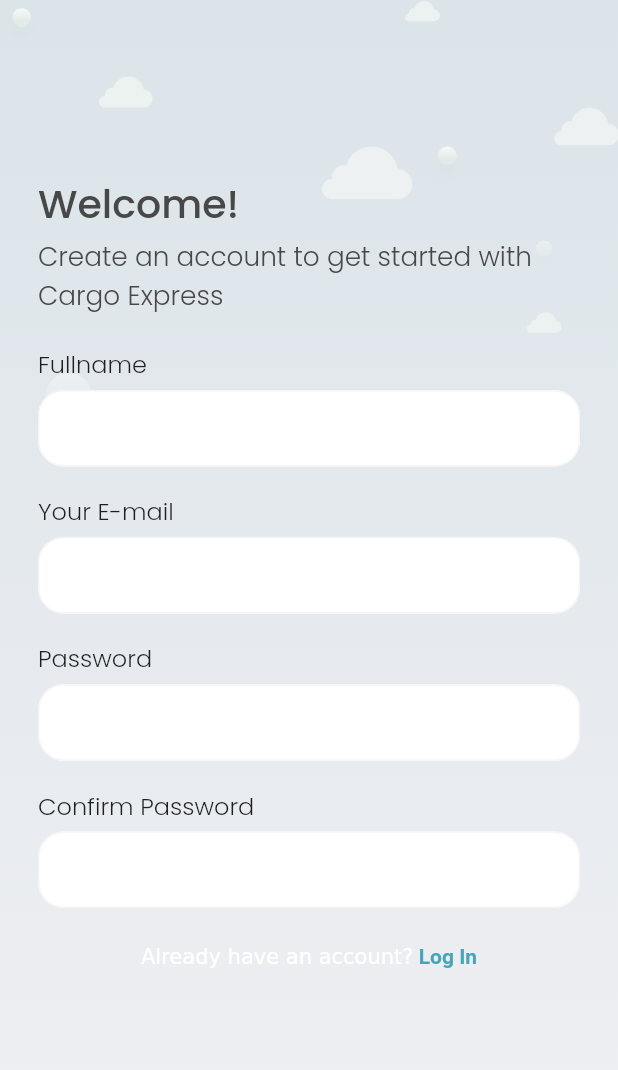
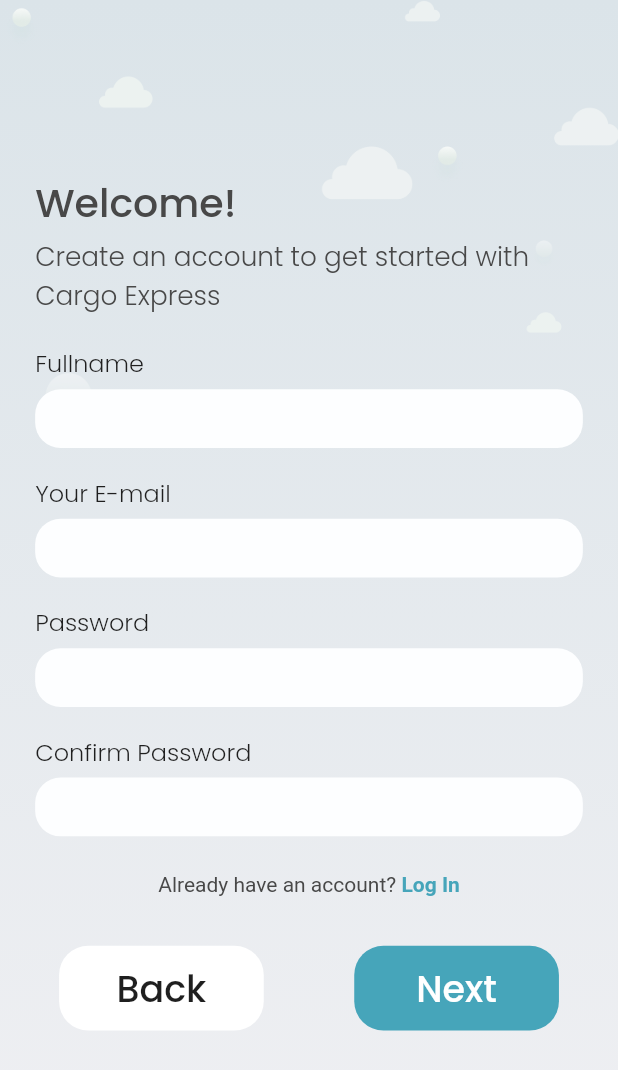
Before and after one commit to FUSION-FUSION/Mobile-Assessment-Flutter, a Flutter app: the screen it shows after launch, on a phone screen of 412 x 824 dp. Shown: the top 1070 px of the screen. Run offline on Flutter 3.47's test engine with Material 2 defaults, Android fonts, the light colour scheme and no system bars; our stand-ins replace get, google_fonts.

Commit message:
changed personal registration alignment

```diff
--- a/lib/screens/registration/personal_registration.dart
+++ b/lib/screens/registration/personal_registration.dart
@@ -4,6 +4,7 @@
 import 'package:mobile_assessment_flutter/widgets/app_text.dart';
 import 'package:mobile_assessment_flutter/widgets/gradient_background.dart';
 import 'package:mobile_assessment_flutter/widgets/register_field.dart';
+import 'package:mobile_assessment_flutter/widgets/text_container.dart';
 
 import '../../utils/dimensions.dart';
 
@@ -15,15 +16,12 @@
     return GradientBackground(
       child: Scaffold(
         backgroundColor: Colors.transparent,
-        body: Stack(
-          clipBehavior: Clip.none,
-          children: [
-            Positioned(child: Image.asset('assets/images/bg-app-cloud.png')),
-            Positioned(
-              left: Dimensions.sizeWidthPercent(26.33),
-              right: Dimensions.sizeWidthPercent(26.33),
-              top: Dimensions.sizeHeightPercent(130.46),
-              child: SingleChildScrollView(
+        body: SingleChildScrollView(
+          child: Padding(
+            padding: EdgeInsets.only(
+                left: Dimensions.sizeHeightPercent(26.33),
+                right: Dimensions.sizeHeightPercent(26.33),
+                top: Dimensions.sizeHeightPercent(130)),
             child: Column(
               crossAxisAlignment: CrossAxisAlignment.start,
               children: [
@@ -34,8 +32,7 @@
                 ),
                 SizedBox(height: Dimensions.sizeHeightPercent(4)),
                 AppText(
-                      text:
-                          'Create an account to get started with Cargo Express',
+                  text: 'Create an account to get started with Cargo Express',
                   size: 17.55,
                 ),
                 SizedBox(height: Dimensions.sizeHeightPercent(22.44)),
@@ -63,6 +60,8 @@
                       child: RichText(
                         text: TextSpan(
                           text: 'Already have an account?',
+                          style: const TextStyle(
+                              color: AppColors.primaryTextColor),
                           children: <TextSpan>[
                             TextSpan(
                                 text: ' Log In',
@@ -77,14 +76,35 @@
                           ],
                         ),
                       ),
+                    ),
+                    SizedBox(
+                      height: Dimensions.sizeHeightPercent(37),
+                    ),
+                    Row(
+                      mainAxisAlignment: MainAxisAlignment.center,
+                      children: [
+                        TextContainer(
+                          text: 'Back',
+                          width: 141.77,
+                          textColor: AppColors.primaryBlack,
+                          height: 63.46,
+                          backgroundColor: AppColors.primaryWhite,
+                        ),
+                        SizedBox(
+                          width: Dimensions.sizeWidthPercent(62.66),
+                        ),
+                        TextContainer(
+                          text: 'Next',
+                          width: 141.77,
+                          height: 63.46,
+                        ),
+                      ],
                     )
                   ],
                 ))
               ],
             ),
           ),
-            )
-          ],
         ),
       ),
     );
--- a/lib/widgets/gradient_background.dart
+++ b/lib/widgets/gradient_background.dart
@@ -21,6 +21,10 @@
             Color(0XFFF0F0F3),
           ],
         ),
+        image: DecorationImage(
+          image: AssetImage('assets/images/bg-app-cloud.png'),
+          alignment: Alignment.topCenter,
+        ),
       ),
       child: child,
     );
--- a/lib/widgets/register_field.dart
+++ b/lib/widgets/register_field.dart
@@ -5,7 +5,7 @@
 
 class RegisterField extends StatelessWidget {
   String name;
-   RegisterField({Key? key, required this.name}) : super(key: key);
+  RegisterField({Key? key, required this.name}) : super(key: key);
 
   @override
   Widget build(BuildContext context) {
@@ -18,24 +18,23 @@
           color: AppColors.primaryBlack,
         ),
         SizedBox(height: Dimensions.sizeHeightPercent(6)),
-        TextFormField(
-          decoration: InputDecoration(
-            isDense: true,
-            filled: true,
-            fillColor: AppColors.primaryWhite,
-            enabledBorder: OutlineInputBorder(
-              borderRadius: BorderRadius.circular(17),
-              borderSide: BorderSide(
-                  color: Colors.grey[100]!,
-                  width: Dimensions.sizeWidthPercent(1)),
-            ),
-            focusedBorder: OutlineInputBorder(
-              borderRadius: BorderRadius.circular(17),
-              borderSide: BorderSide(
-                  color: Colors.grey[100]!,
-                  width: Dimensions.sizeWidthPercent(1)),
-            ),
+        Container(
+          width: Dimensions.sizeWidthPercent(390),
+          height: Dimensions.sizeHeightPercent(44),
+          padding: EdgeInsets.only(
+            left: Dimensions.sizeWidthPercent(12),
+            right: Dimensions.sizeWidthPercent(12),
+            top: Dimensions.sizeHeightPercent(6),
+            bottom: Dimensions.sizeHeightPercent(6),
           ),
+          decoration: BoxDecoration(
+            borderRadius: BorderRadius.circular(17),
+            color: const Color(0xffFDFEFF),
+          ),
+          child: TextFormField(
+              decoration: const InputDecoration(
+            border: InputBorder.none,
+          )),
         ),
       ],
     );
```
Lines whose indentation alone changed are shown as unchanged.
